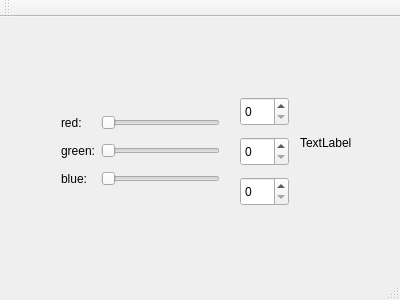
This is student/12/colorpicker_designer/mainwindow.ui in markusroman/Ohjelmointi2 as Qt 5 draws it before an edit. The edited form follows.
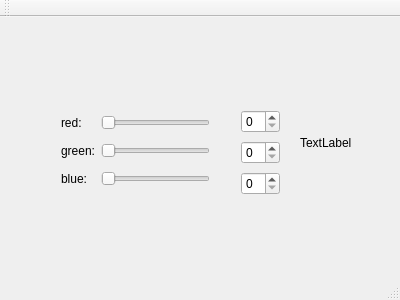
This is the edited form.

Commit message: Toimiva värivalitsin uudestaan.

```diff
--- a/student/12/colorpicker_designer/mainwindow.ui
+++ b/student/12/colorpicker_designer/mainwindow.ui
@@ -19,7 +19,7 @@
      <rect>
       <x>50</x>
       <y>80</y>
-      <width>181</width>
+      <width>171</width>
       <height>109</height>
      </rect>
     </property>
@@ -81,35 +81,26 @@
      <string>TextLabel</string>
     </property>
    </widget>
-   <widget class="QSpinBox" name="spinBoxGreen">
+   <widget class="QWidget" name="layoutWidget">
     <property name="geometry">
      <rect>
-      <x>240</x>
-      <y>120</y>
-      <width>49</width>
-      <height>29</height>
-     </rect>
-    </property>
-   </widget>
-   <widget class="QSpinBox" name="spinBoxBlue">
-    <property name="geometry">
-     <rect>
-      <x>240</x>
-      <y>160</y>
-      <width>49</width>
-      <height>29</height>
-     </rect>
-    </property>
-   </widget>
-   <widget class="QSpinBox" name="spinBoxRed">
-    <property name="geometry">
-     <rect>
-      <x>240</x>
+      <x>230</x>
       <y>80</y>
-      <width>49</width>
-      <height>29</height>
+      <width>61</width>
+      <height>111</height>
      </rect>
     </property>
+    <layout class="QVBoxLayout" name="verticalLayout">
+     <item>
+      <widget class="QSpinBox" name="spinBoxRed"/>
+     </item>
+     <item>
+      <widget class="QSpinBox" name="spinBoxGreen"/>
+     </item>
+     <item>
+      <widget class="QSpinBox" name="spinBoxBlue"/>
+     </item>
+    </layout>
    </widget>
   </widget>
   <widget class="QMenuBar" name="menuBar">
```
Left out of the diff: 124 changed lines with no effect on the pictures.
